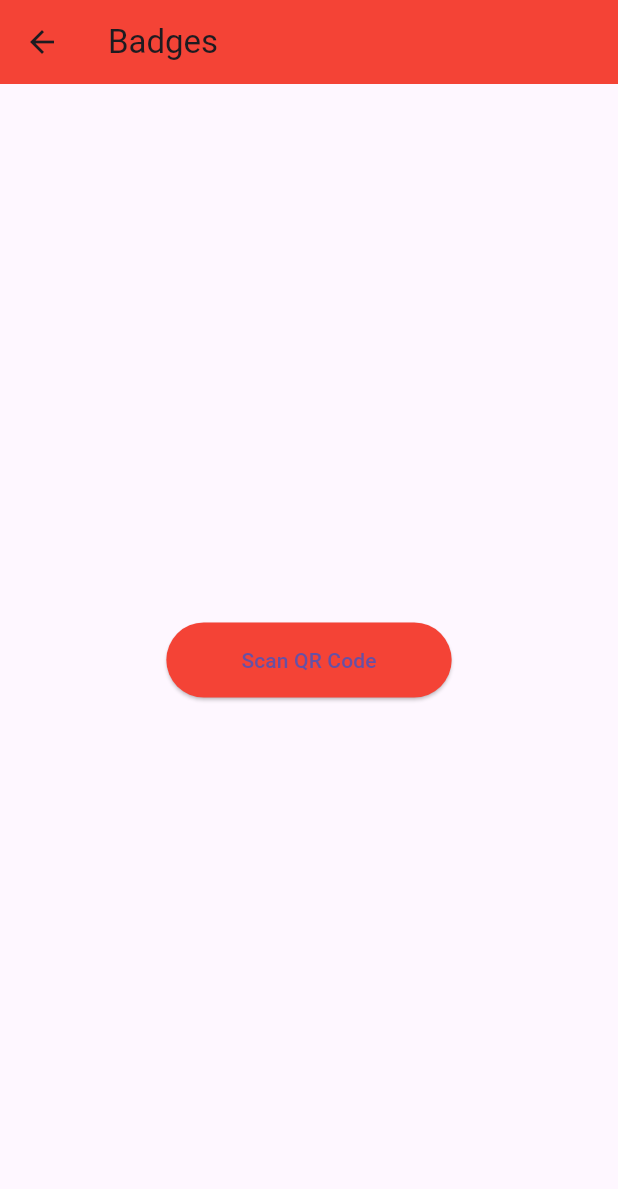
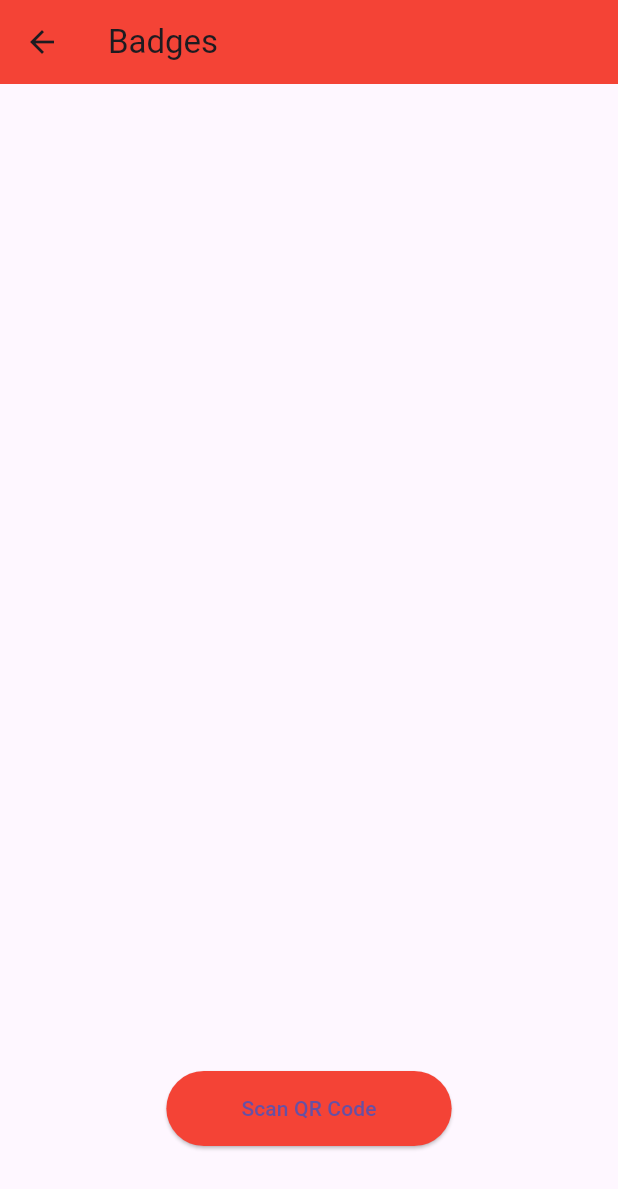
Before and after one commit to PulgaLuca/StartHack_Virgin_25, a Flutter app: the BadgesPage screen opened directly, on a phone screen of 412 x 824 dp. Shown: the top 1189 px of the screen. Run offline on Flutter 3.47's test engine with Material 3 defaults, Android fonts, the phone set to English and light mode, and no system bars; missing offline and left inert: mobile_scanner.

Commit message:
Aligned the button to the bottom

```diff
--- a/virgin_app/lib/badges_page.dart
+++ b/virgin_app/lib/badges_page.dart
@@ -9,7 +9,14 @@ class BadgesPage extends StatelessWidget {
         title: Text('Badges'),
         backgroundColor: Colors.red,
       ),
-      body: Center(
+      body: SafeArea(
+        child: Column(
+          mainAxisAlignment: MainAxisAlignment.end, // Pushes button to the bottom
+          children: [
+            Align(
+              alignment: Alignment.center, // Centers the button horizontally
+              child: Padding(
+                padding: const EdgeInsets.only(bottom: 60.0), // Space from bottom
                 child: ElevatedButton(
                   child: Text('Scan QR Code'),
                   onPressed: () => Navigator.of(context).push(
@@ -23,6 +30,10 @@ class BadgesPage extends StatelessWidget {
                   ),
                 ),
               ),
+            ),
+          ],
+        ),
+      ),
     );
   }
 }
```
Lines whose indentation alone changed are shown as unchanged.
